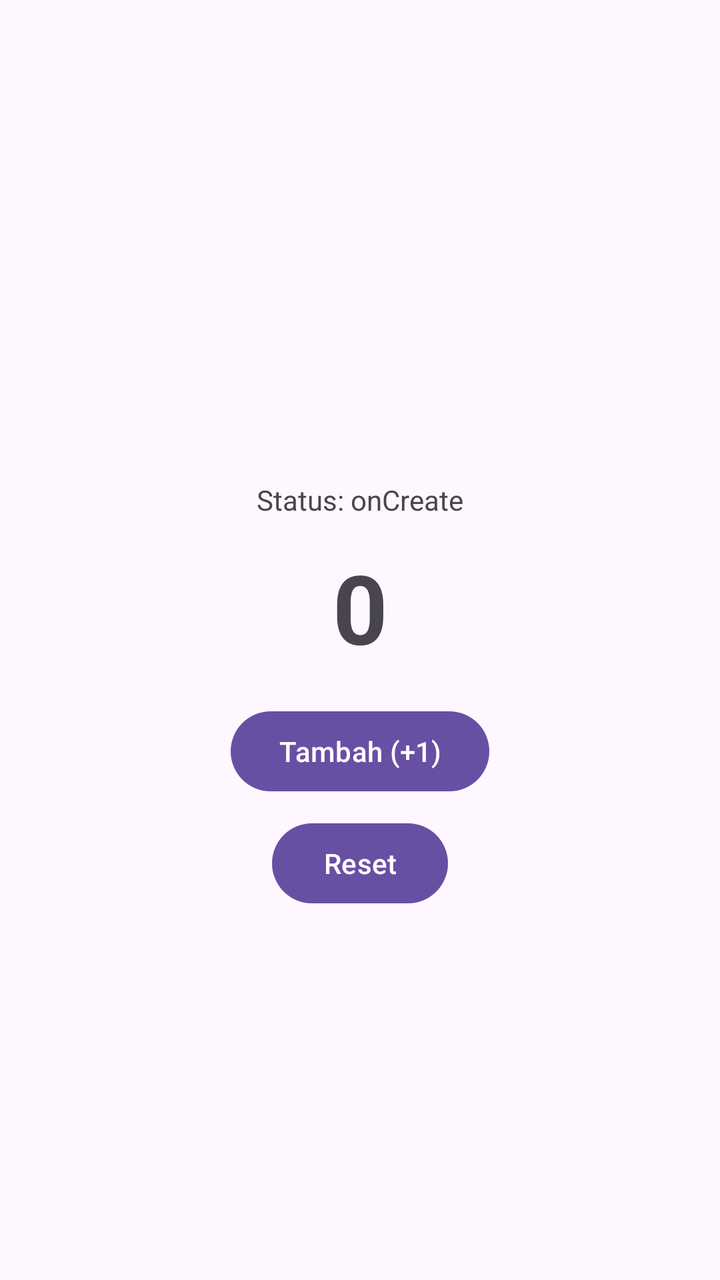
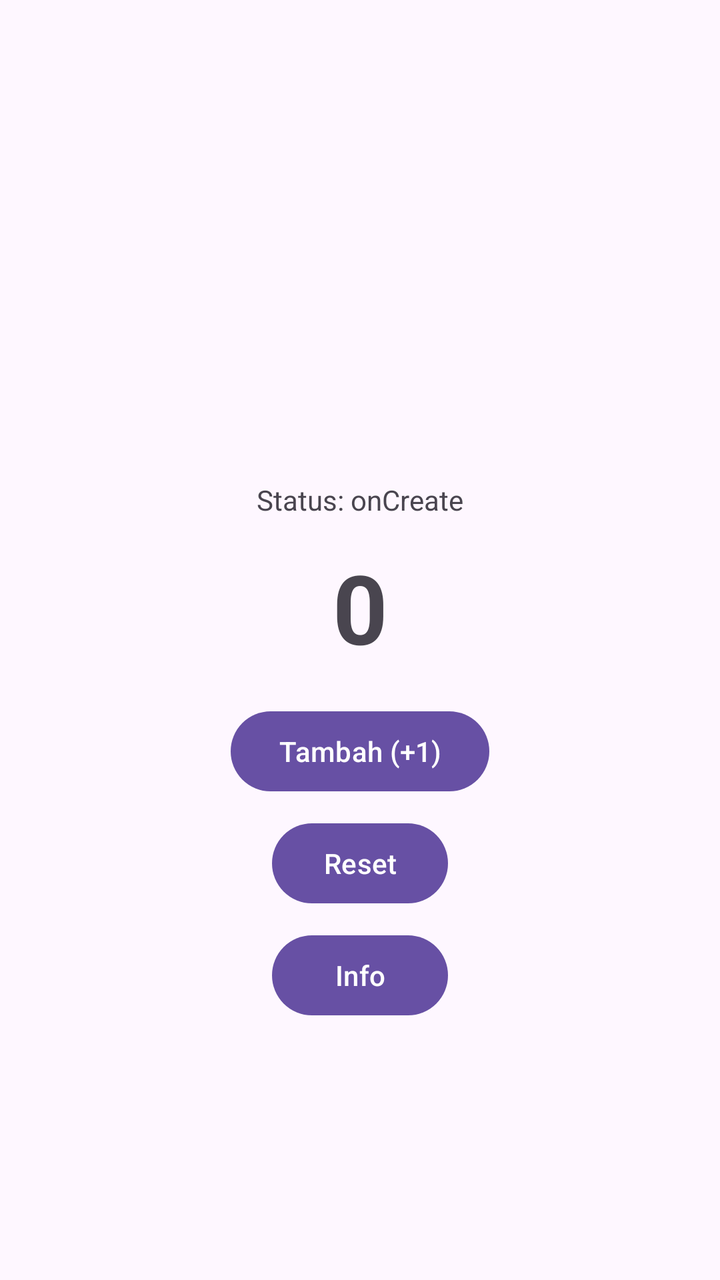

Compare the two renders of this Android layout. The source of the first and the diff that turns it into the second are given below.
<!-- AndroidManifest.xml: application theme Theme.SugengsFirstProject -->
<!-- res/layout/activity_main.xml -->
<?xml version="1.0" encoding="utf-8"?>
<androidx.constraintlayout.widget.ConstraintLayout xmlns:android="http://schemas.android.com/apk/res/android"
    xmlns:app="http://schemas.android.com/apk/res-auto"
    xmlns:tools="http://schemas.android.com/tools"
    android:id="@+id/main"
    android:layout_width="match_parent"
    android:layout_height="match_parent"
    tools:context=".MainActivity">

    <TextView
        android:id="@+id/tvStatus"
        android:layout_width="wrap_content"
        android:layout_height="wrap_content"
        android:text="Status: onCreate"
        android:textSize="14sp"
        app:layout_constraintBottom_toTopOf="@+id/tvCounter"
        app:layout_constraintEnd_toEndOf="parent"
        app:layout_constraintStart_toStartOf="parent"
        app:layout_constraintTop_toTopOf="parent"
        app:layout_constraintVertical_chainStyle="packed" />

    <TextView
        android:id="@+id/tvCounter"
        android:layout_width="wrap_content"
        android:layout_height="wrap_content"
        android:layout_marginTop="12dp"
        android:text="0"
        android:textSize="48sp"
        android:textStyle="bold"
        app:layout_constraintBottom_toTopOf="@+id/btnTambah"
        app:layout_constraintEnd_toEndOf="parent"
        app:layout_constraintStart_toStartOf="parent"
        app:layout_constraintTop_toBottomOf="@+id/tvStatus" />

    <Button
        android:id="@+id/btnTambah"
        android:layout_width="wrap_content"
        android:layout_height="wrap_content"
        android:layout_marginTop="16dp"
        android:text="Tambah (+1)"
        app:layout_constraintBottom_toBottomOf="parent"
        app:layout_constraintEnd_toEndOf="parent"
        app:layout_constraintStart_toStartOf="parent"
        app:layout_constraintTop_toBottomOf="@+id/tvCounter" />

    <Button
        android:id="@+id/btnReset"
        android:layout_width="wrap_content"
        android:layout_height="wrap_content"
        android:layout_marginTop="8dp"
        android:text="Reset"
        app:layout_constraintEnd_toEndOf="parent"
        app:layout_constraintStart_toStartOf="parent"
        app:layout_constraintTop_toBottomOf="@+id/btnTambah" />

</androidx.constraintlayout.widget.ConstraintLayout>
<!-- resources referenced by this layout -->
<resources>
  <style name="Theme.SugengsFirstProject" parent="Base.Theme.SugengsFirstProject" />
  <style name="Base.Theme.SugengsFirstProject" parent="Theme.Material3.DayNight.NoActionBar">
          
          
      </style>
</resources>

<!-- the commit's change to res/layout/activity_main.xml (unified diff, before → after) -->
@@ -52,5 +52,14 @@
         app:layout_constraintEnd_toEndOf="parent"
         app:layout_constraintStart_toStartOf="parent"
         app:layout_constraintTop_toBottomOf="@+id/btnTambah" />
+    <Button
+        android:id="@+id/btnBukaInfo"
+        android:layout_width="wrap_content"
+        android:layout_height="wrap_content"
+        android:layout_marginTop="8dp"
+        android:text="Info"
+        app:layout_constraintEnd_toEndOf="parent"
+        app:layout_constraintStart_toStartOf="parent"
+        app:layout_constraintTop_toBottomOf="@+id/btnReset" />
 
 </androidx.constraintlayout.widget.ConstraintLayout>
